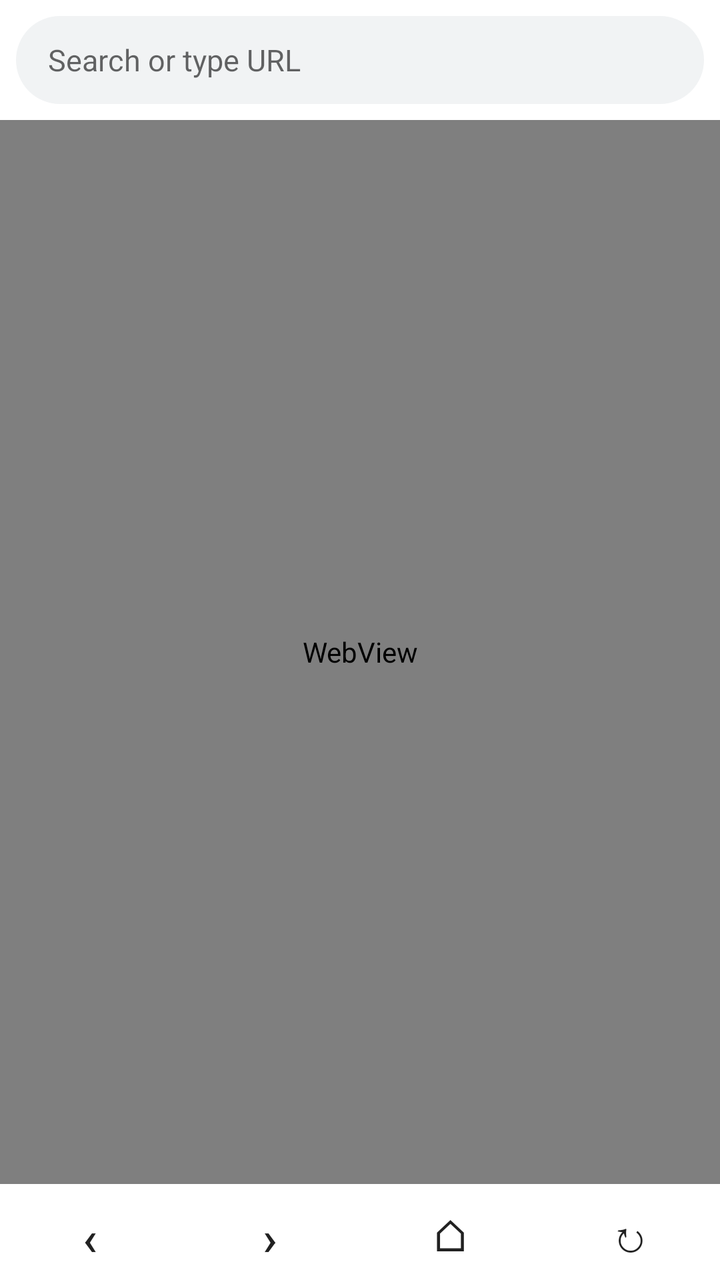
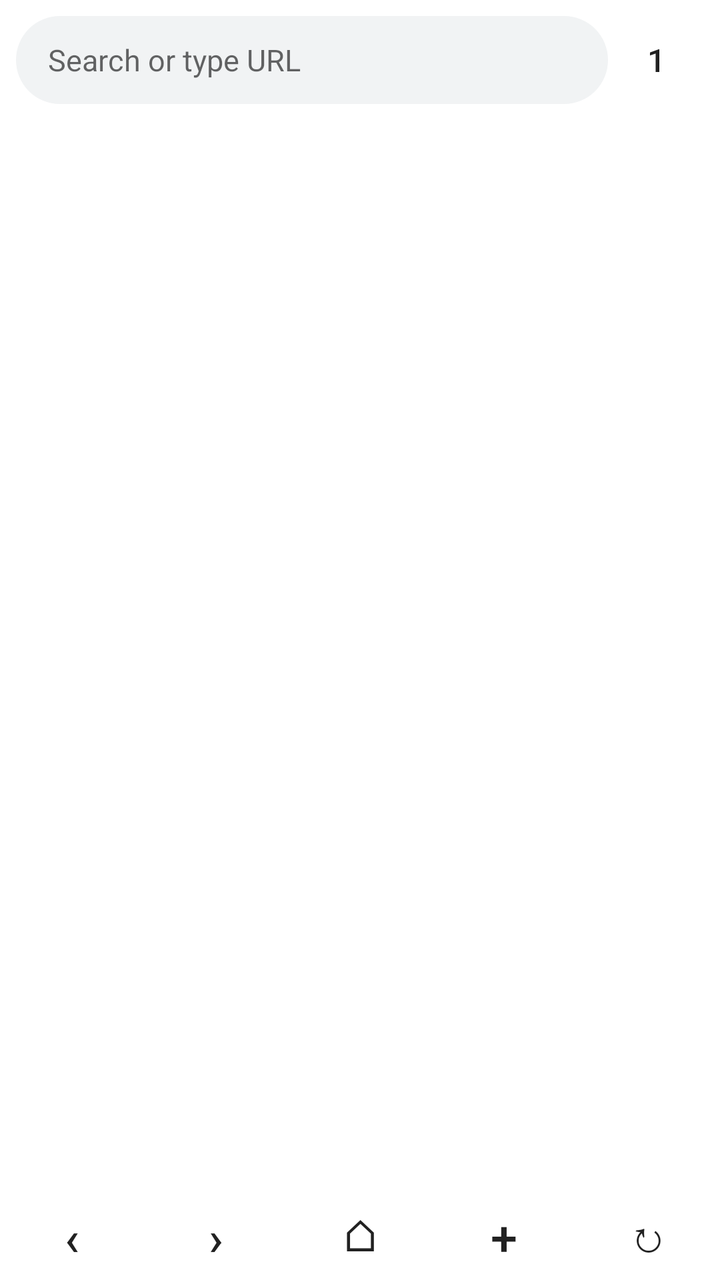

The first picture is an Android layout as it rendered before a commit; the second is the same layout after the commit. The layout source and the unified diff follow.
<!-- AndroidManifest.xml: application theme AppTheme -->
<!-- res/layout/activity_main.xml -->
<?xml version="1.0" encoding="utf-8"?>
<LinearLayout xmlns:android="http://schemas.android.com/apk/res/android"
    android:layout_width="match_parent"
    android:layout_height="match_parent"
    android:background="#FFFFFF"
    android:orientation="vertical">

    <LinearLayout
        android:id="@+id/topBar"
        android:layout_width="match_parent"
        android:layout_height="wrap_content"
        android:gravity="center_vertical"
        android:orientation="horizontal"
        android:padding="8dp">

        <EditText
            android:id="@+id/urlBar"
            android:layout_width="0dp"
            android:layout_height="44dp"
            android:layout_weight="1"
            android:background="@drawable/url_bg"
            android:hint="Search or type URL"
            android:imeOptions="actionGo"
            android:inputType="textUri"
            android:paddingStart="16dp"
            android:paddingEnd="16dp"
            android:selectAllOnFocus="true"
            android:singleLine="true"
            android:textSize="15sp" />
    </LinearLayout>

    <ProgressBar
        android:id="@+id/progress"
        style="?android:attr/progressBarStyleHorizontal"
        android:layout_width="match_parent"
        android:layout_height="3dp"
        android:max="100"
        android:visibility="gone" />

    <FrameLayout
        android:layout_width="match_parent"
        android:layout_height="0dp"
        android:layout_weight="1">

        <WebView
            android:id="@+id/webView"
            android:layout_width="match_parent"
            android:layout_height="match_parent" />

        <FrameLayout
            android:id="@+id/fullscreen"
            android:layout_width="match_parent"
            android:layout_height="match_parent"
            android:background="#000000"
            android:visibility="gone" />
    </FrameLayout>

    <LinearLayout
        android:id="@+id/bottomBar"
        android:layout_width="match_parent"
        android:layout_height="48dp"
        android:orientation="horizontal">

        <Button
            android:id="@+id/btnBack"
            style="?android:attr/borderlessButtonStyle"
            android:layout_width="0dp"
            android:layout_height="match_parent"
            android:layout_weight="1"
            android:text="‹"
            android:textSize="24sp" />

        <Button
            android:id="@+id/btnForward"
            style="?android:attr/borderlessButtonStyle"
            android:layout_width="0dp"
            android:layout_height="match_parent"
            android:layout_weight="1"
            android:text="›"
            android:textSize="24sp" />

        <Button
            android:id="@+id/btnHome"
            style="?android:attr/borderlessButtonStyle"
            android:layout_width="0dp"
            android:layout_height="match_parent"
            android:layout_weight="1"
            android:text="⌂"
            android:textSize="22sp" />

        <Button
            android:id="@+id/btnReload"
            style="?android:attr/borderlessButtonStyle"
            android:layout_width="0dp"
            android:layout_height="match_parent"
            android:layout_weight="1"
            android:text="↻"
            android:textSize="22sp" />
    </LinearLayout>
</LinearLayout>
<!-- resources referenced by this layout -->
<resources>
  <!-- drawable url_bg (drawable) -->
  <?xml version="1.0" encoding="utf-8"?>
  <shape xmlns:android="http://schemas.android.com/apk/res/android" android:shape="rectangle">
      <solid android:color="#F1F3F4" />
      <corners android:radius="22dp" />
  </shape>
  <style name="AppTheme" parent="@android:style/Theme.Material.Light.NoActionBar">
          <item name="android:statusBarColor">#FFFFFF</item>
          <item name="android:navigationBarColor">#FFFFFF</item>
          <item name="android:windowLightStatusBar">true</item>
      </style>
</resources>

<!-- the commit's change to res/layout/activity_main.xml (unified diff, before → after) -->
@@ -27,6 +27,16 @@
             android:selectAllOnFocus="true"
             android:singleLine="true"
             android:textSize="15sp" />
+
+        <Button
+            android:id="@+id/btnTabs"
+            style="?android:attr/borderlessButtonStyle"
+            android:layout_width="48dp"
+            android:layout_height="44dp"
+            android:minWidth="0dp"
+            android:minHeight="0dp"
+            android:text="1"
+            android:textSize="16sp" />
     </LinearLayout>
 
     <ProgressBar
@@ -42,8 +52,8 @@
         android:layout_height="0dp"
         android:layout_weight="1">
 
-        <WebView
-            android:id="@+id/webView"
+        <FrameLayout
+            android:id="@+id/webContainer"
             android:layout_width="match_parent"
             android:layout_height="match_parent" />
 
@@ -89,6 +99,15 @@
             android:textSize="22sp" />
 
         <Button
+            android:id="@+id/btnNewTab"
+            style="?android:attr/borderlessButtonStyle"
+            android:layout_width="0dp"
+            android:layout_height="match_parent"
+            android:layout_weight="1"
+            android:text="+"
+            android:textSize="24sp" />
+
+        <Button
             android:id="@+id/btnReload"
             style="?android:attr/borderlessButtonStyle"
             android:layout_width="0dp"
